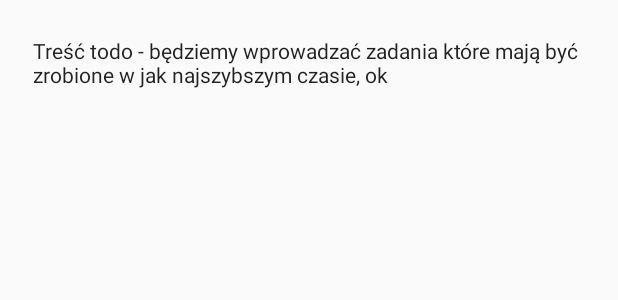
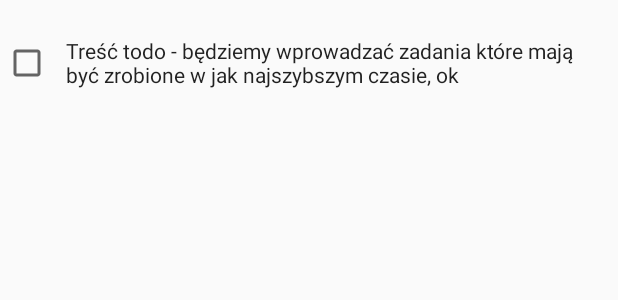
Before and after one commit to Maniak-pl/WikiDiary-Old, an Android app: the layout todo_row.xml on its own in the app's theme, with its tools: preview values and no code run, on a phone screen of 412 x 824 dp. Shown: the top 300 px of the screen. Run offline under Robolectric (Android 15) with nearby library versions, the phone set to English and light mode, and no system bars.

```diff
--- a/app/src/main/res/layout/todo_row.xml
+++ b/app/src/main/res/layout/todo_row.xml
@@ -7,8 +7,6 @@
               android:orientation="vertical">
 
 
-
-
     <LinearLayout
         android:id="@+id/todo_row_root"
         android:layout_width="match_parent"
@@ -16,10 +14,10 @@
         android:background="?android:attr/activatedBackgroundIndicator"
         android:orientation="horizontal">
 
-        <View
-            android:id="@+id/todo_row_tab"
-            android:layout_width="10dp"
-            android:layout_height="match_parent"/>
+        <CheckBox
+            android:layout_width="wrap_content"
+            android:layout_height="wrap_content"
+            android:layout_gravity="center"/>
 
         <TextView
             android:id="@+id/todo_row_tv"
@@ -34,6 +32,10 @@
             android:textSize="14sp"
             tools:text="Treść todo - będziemy wprowadzać zadania które mają być zrobione w jak najszybszym czasie, ok"/>
 
+        <View
+            android:id="@+id/todo_row_tab"
+            android:layout_width="15dp"
+            android:layout_height="15dp"/>
 
     </LinearLayout>
 
```
Also changed, not shown: app/src/main/java/pl/maniak/wikidiary/ui/todo/TodoViewHolder.java (+16 -5 lines).
